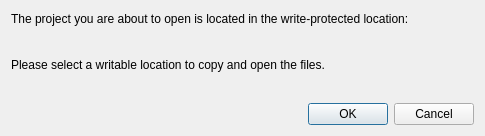
The window that src/plugins/qtsupport/copytolocationdialog.ui (sailfishos/sailfish-qtcreator) describes before a commit, drawn with Qt 5.
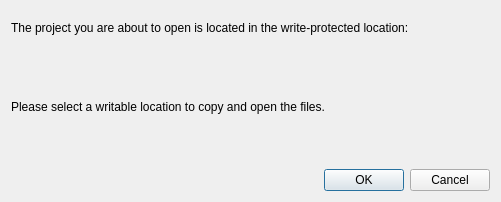
The same window after the commit. Custom widgets are drawn as their Qt base class.

Commit message: Fix copyToLocation dialog

The edit to the form file:
```diff
--- a/src/plugins/qtsupport/copytolocationdialog.ui
+++ b/src/plugins/qtsupport/copytolocationdialog.ui
@@ -6,15 +6,13 @@
    <rect>
     <x>0</x>
     <y>0</y>
-    <width>485</width>
-    <height>136</height>
+    <width>501</width>
+    <height>202</height>
    </rect>
   </property>
   <property name="windowTitle">
    <string>Copy Project to writable Location.</string>
   </property>
-  <layout class="QVBoxLayout" name="verticalLayout_2">
-   <item>
     <layout class="QVBoxLayout" name="verticalLayout">
      <item>
       <widget class="QLabel" name="infoLabel1">
@@ -22,7 +20,7 @@
         <string>&lt;html&gt;&lt;head/&gt;&lt;body&gt;&lt;p&gt;The project you are about to open is located in the write-protected location:&lt;/p&gt;&lt;/body&gt;&lt;/html&gt;</string>
        </property>
        <property name="wordWrap">
-        <bool>true</bool>
+      <bool>false</bool>
        </property>
       </widget>
      </item>
@@ -31,6 +29,9 @@
        <property name="text">
         <string/>
        </property>
+     <property name="alignment">
+      <set>Qt::AlignLeading|Qt::AlignLeft|Qt::AlignVCenter</set>
+     </property>
       </widget>
      </item>
      <item>
@@ -42,8 +43,6 @@
      </item>
      <item>
       <widget class="Utils::PathChooser" name="pathChooser" native="true"/>
-     </item>
-    </layout>
    </item>
    <item>
     <widget class="QDialogButtonBox" name="buttonBox">
```
Lines whose indentation alone changed are shown as unchanged.
